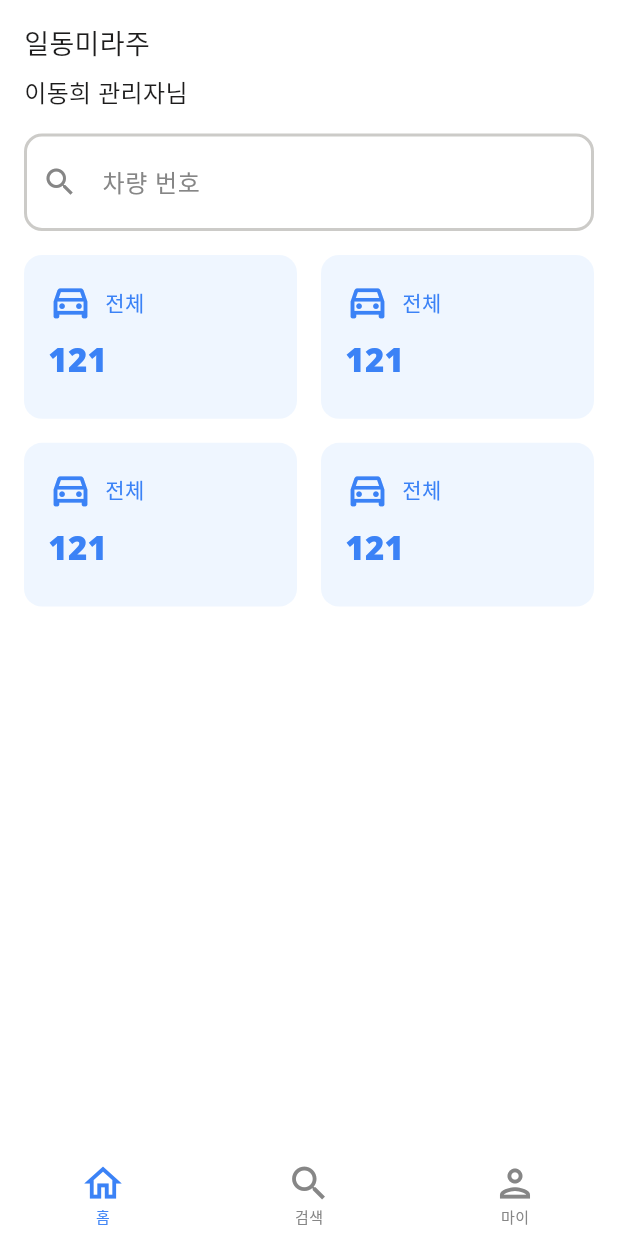
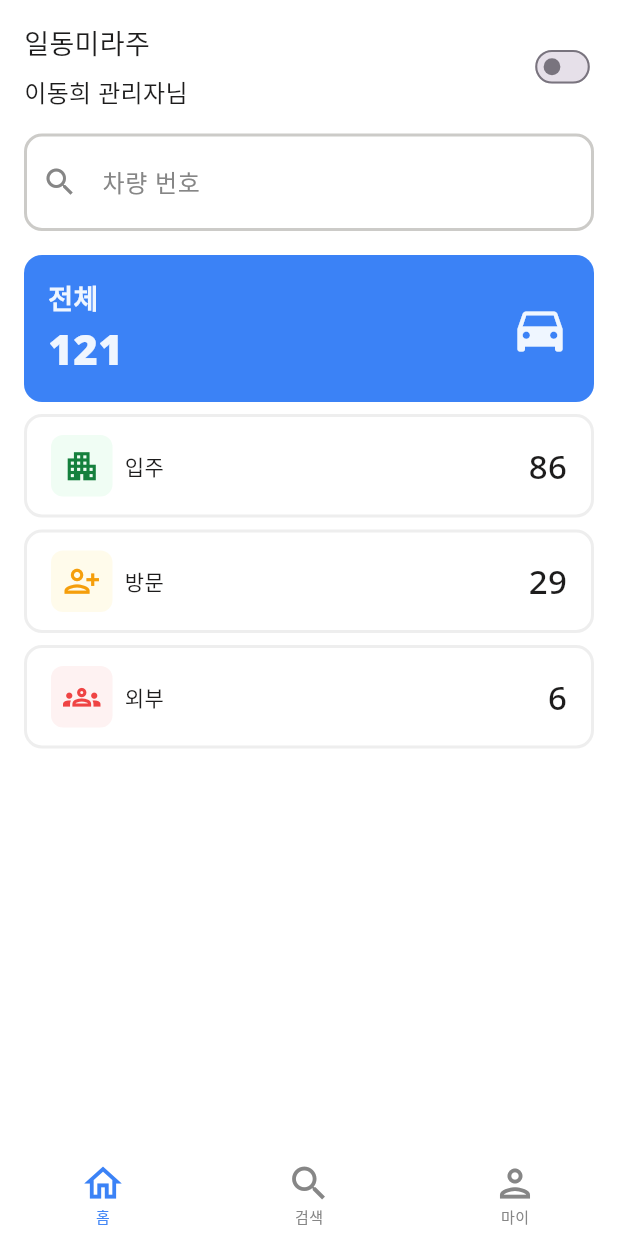
Before and after one commit to DUKE506/Flutter_Parking, a Flutter app: the screen it shows after launch, on a phone screen of 412 x 824 dp. Run offline on Flutter 3.47's test engine with Material 3 defaults, Android fonts, the phone set to English and light mode, and no system bars; our stand-ins replace flutter_riverpod, go_router, riverpod_annotation; generated files the repository leaves out were written again.

Commit message:
feat : [car_repo, riverpod, car_dashboard ui] 구현

```diff
--- /dev/null
+++ b/lib/car/component/car_dashboard_card.dart
@@ -0,0 +1,100 @@
+import 'package:flutter/material.dart';
+import 'package:flutter_parking/car/model/car_dashboard_model.dart';
+import 'package:flutter_parking/common/const/colors.dart';
+
+class CarDashboardCard extends StatelessWidget {
+  final IconData icon;
+  final String label;
+  final String value;
+  final Color textColor;
+  final Color backColor;
+
+  const CarDashboardCard({
+    super.key,
+    required this.icon,
+    required this.label,
+    required this.value,
+    required this.textColor,
+    required this.backColor,
+  });
+
+  factory CarDashboardCard.fromModel({required CarDashboardModel model}) {
+    Color textColor = PARKING_ALL_TEXT_COLOR;
+    Color backColor = PARKING_ALL_BACK_COLOR;
+    IconData icon = Icons.directions_car;
+
+    switch (model.carType) {
+      case CarType.all:
+        break;
+      case CarType.resident:
+        textColor = PARKING_RESIDENT_TEXT_COLOR;
+        backColor = PARKING_RESIDENT_BACK_COLOR;
+        icon = Icons.apartment_outlined;
+        break;
+      case CarType.visit:
+        textColor = PARKING_VISITOR_TEXT_COLOR;
+        backColor = PARKING_VISITOR_BACK_COLOR;
+        icon = Icons.person_add_alt_1_outlined;
+        break;
+      case CarType.outside:
+        textColor = PARKING_EXTERNAL_TEXT_COLOR;
+        backColor = PARKING_EXTERNAL_BACK_COLOR;
+        icon = Icons.groups_outlined;
+        break;
+      default:
+        break;
+    }
+    return CarDashboardCard(
+      icon: icon,
+      label: model.carType.KrName,
+      value: model.value.toString(),
+      textColor: textColor,
+      backColor: backColor,
+    );
+  }
+
+  @override
+  Widget build(BuildContext context) {
+    return Container(
+      padding: const EdgeInsets.symmetric(horizontal: 16.0, vertical: 16.0),
+      decoration: BoxDecoration(
+        borderRadius: BorderRadius.circular(12.0),
+        color: backColor,
+      ),
+      child: Column(
+        mainAxisAlignment: MainAxisAlignment.spaceBetween,
+        crossAxisAlignment: CrossAxisAlignment.stretch,
+        children: [
+          Row(
+            children: [
+              Icon(
+                icon,
+                size: 30,
+                color: textColor,
+              ),
+              SizedBox(width: 8.0),
+              Text(
+                label,
+                style: TextStyle(
+                  color: textColor,
+                  fontWeight: FontWeight.w500,
+                ),
+              ),
+            ],
+          ),
+          SizedBox(
+            height: 8.0,
+          ),
+          Text(
+            value,
+            style: TextStyle(
+              color: textColor,
+              fontWeight: FontWeight.w900,
+              fontSize: 24.0,
+            ),
+          ),
+        ],
+      ),
+    );
+  }
+}
--- /dev/null
+++ b/lib/car/component/car_dashboard_card2.dart
@@ -0,0 +1,166 @@
+import 'package:flutter/material.dart';
+import 'package:flutter_parking/car/model/car_dashboard_model.dart';
+import 'package:flutter_parking/common/const/colors.dart';
+
+class CarDashboardCard2 extends StatelessWidget {
+  final IconData icon;
+  final String label;
+  final String value;
+  final Color textColor;
+  final Color backColor;
+  final bool? isFirst;
+
+  const CarDashboardCard2({
+    super.key,
+    required this.icon,
+    required this.label,
+    required this.value,
+    required this.textColor,
+    required this.backColor,
+    this.isFirst = false,
+  });
+
+  factory CarDashboardCard2.fromModel(
+      {required CarDashboardModel model, bool? isFirst = false}) {
+    Color textColor = PARKING_ALL_TEXT_COLOR;
+    Color backColor = PARKING_ALL_BACK_COLOR;
+    IconData icon = Icons.directions_car;
+
+    switch (model.carType) {
+      case CarType.all:
+        break;
+      case CarType.resident:
+        textColor = PARKING_RESIDENT_TEXT_COLOR;
+        backColor = PARKING_RESIDENT_BACK_COLOR;
+        icon = Icons.apartment_outlined;
+        break;
+      case CarType.visit:
+        textColor = PARKING_VISITOR_TEXT_COLOR;
+        backColor = PARKING_VISITOR_BACK_COLOR;
+        icon = Icons.person_add_alt_1_outlined;
+        break;
+      case CarType.outside:
+        textColor = PARKING_EXTERNAL_TEXT_COLOR;
+        backColor = PARKING_EXTERNAL_BACK_COLOR;
+        icon = Icons.groups_outlined;
+        break;
+      default:
+        break;
+    }
+    return CarDashboardCard2(
+      icon: icon,
+      label: model.carType.KrName,
+      value: model.value.toString(),
+      textColor: textColor,
+      backColor: backColor,
+      isFirst: isFirst,
+    );
+  }
+
+  @override
+  Widget build(BuildContext context) {
+    return isFirst == true ? _renderMain() : _renderItem();
+  }
+
+  //메인 카드
+  Widget _renderMain() {
+    return Container(
+      decoration: BoxDecoration(
+        borderRadius: BorderRadius.circular(12.0),
+        color: textColor,
+      ),
+      child: Padding(
+        padding: const EdgeInsets.symmetric(horizontal: 16.0, vertical: 16.0),
+        child: Row(
+          mainAxisAlignment: MainAxisAlignment.spaceBetween,
+          crossAxisAlignment: CrossAxisAlignment.center,
+          children: [
+            Column(
+              crossAxisAlignment: CrossAxisAlignment.start,
+              children: [
+                Text(
+                  label,
+                  style: TextStyle(
+                    fontSize: 18.0,
+                    fontWeight: FontWeight.w900,
+                    color: backColor,
+                  ),
+                ),
+                Text(
+                  value,
+                  style: TextStyle(
+                    fontSize: 28.0,
+                    fontWeight: FontWeight.w900,
+                    color: backColor,
+                  ),
+                ),
+              ],
+            ),
+            Icon(
+              icon,
+              size: 40,
+              color: backColor,
+            ),
+          ],
+        ),
+      ),
+    );
+  }
+
+  //하위 카드
+  Widget _renderItem() {
+    return Container(
+      decoration: BoxDecoration(
+        border: Border.all(
+          width: 2,
+          color: Colors.grey.shade200,
+        ),
+        borderRadius: BorderRadius.circular(12.0),
+      ),
+      child: Padding(
+        padding: const EdgeInsets.symmetric(horizontal: 16.0, vertical: 12.0),
+        child: Row(
+          mainAxisAlignment: MainAxisAlignment.spaceBetween,
+          crossAxisAlignment: CrossAxisAlignment.center,
+          children: [
+            Row(
+              children: [
+                Container(
+                  decoration: BoxDecoration(
+                    borderRadius: BorderRadius.circular(8.0),
+                    color: backColor,
+                  ),
+                  child: Padding(
+                    padding: const EdgeInsets.all(8.0),
+                    child: Icon(
+                      icon,
+                      size: 25,
+                      color: textColor,
+                    ),
+                  ),
+                ),
+                SizedBox(
+                  width: 8.0,
+                ),
+                Text(
+                  label,
+                  style: TextStyle(
+                    fontSize: 14.0,
+                    fontWeight: FontWeight.w500,
+                  ),
+                ),
+              ],
+            ),
+            Text(
+              value,
+              style: TextStyle(
+                fontSize: 22.0,
+                fontWeight: FontWeight.w500,
+              ),
+            ),
+          ],
+        ),
+      ),
+    );
+  }
+}
--- a/lib/car/component/stat_card.dart
+++ /dev/null
@@ -1,63 +0,0 @@
-import 'package:flutter/material.dart';
-import 'package:flutter_parking/common/const/colors.dart';
-
-class StatCard extends StatelessWidget {
-  final IconData icon;
-  final String label;
-  final String value;
-  final Color color;
-  final Color backColor;
-
-  const StatCard({
-    super.key,
-    required this.icon,
-    required this.label,
-    required this.value,
-    required this.color,
-    required this.backColor,
-  });
-
-  @override
-  Widget build(BuildContext context) {
-    return Container(
-      padding: const EdgeInsets.symmetric(horizontal: 16.0, vertical: 16.0),
-      decoration: BoxDecoration(
-        borderRadius: BorderRadius.circular(12.0),
-        color: backColor,
-      ),
-      child: Column(
-        crossAxisAlignment: CrossAxisAlignment.stretch,
-        children: [
-          Row(
-            children: [
-              Icon(
-                icon,
-                size: 30,
-                color: color,
-              ),
-              SizedBox(width: 8.0),
-              Text(
-                label,
-                style: TextStyle(
-                  color: color,
-                  fontWeight: FontWeight.w500,
-                ),
-              ),
-            ],
-          ),
-          SizedBox(
-            height: 8.0,
-          ),
-          Text(
-            value,
-            style: TextStyle(
-              color: color,
-              fontWeight: FontWeight.w900,
-              fontSize: 22.0,
-            ),
-          ),
-        ],
-      ),
-    );
-  }
-}
--- /dev/null
+++ b/lib/car/model/car_dashboard_model.dart
@@ -0,0 +1,43 @@
+import 'package:json_annotation/json_annotation.dart';
+
+part 'car_dashboard_model.g.dart';
+
+enum CarType {
+  all,
+  resident,
+  visit,
+  outside;
+
+  //한글 변환
+  String get KrName {
+    switch (this) {
+      case CarType.all:
+        return '전체';
+      case CarType.resident:
+        return '입주';
+      case CarType.visit:
+        return '방문';
+      case CarType.outside:
+        return '외부';
+
+      default:
+        throw Exception('존재하지 않는 이름입니다.');
+    }
+  }
+}
+
+//대시보드 모델
+@JsonSerializable()
+class CarDashboardModel {
+  final CarType carType;
+  final int value;
+
+  CarDashboardModel({
+    required this.carType,
+    required this.value,
+  });
+
+  //Json To Model
+  factory CarDashboardModel.fromJson(Map<String, dynamic> json) =>
+      _$CarDashboardModelFromJson(json);
+}
--- /dev/null
+++ b/lib/car/provider/car_provider.dart
@@ -0,0 +1,18 @@
+import 'package:flutter_parking/car/model/car_dashboard_model.dart';
+import 'package:flutter_parking/car/repository/car_repository.dart';
+
+import 'package:riverpod_annotation/riverpod_annotation.dart';
+
+part 'car_provider.g.dart';
+
+@riverpod
+Future<List<CarDashboardModel>> carDashboardState(ref) async {
+  final repository = ref.watch(carRepositoryProvider);
+
+  //목업 데이터로 세팅
+  //데이터가 없는경우가 존재하지 않음(추후 추가)
+
+  // 1.데이터가 존재하는 경우
+  final data = repository.getCarStatus();
+  return data;
+}
--- /dev/null
+++ b/lib/car/repository/car_repository.dart
@@ -0,0 +1,53 @@
+//리포지토리 페이지
+//서버 작업 전까지 Mock Up data 관리 페이지
+
+//대시보드 데이터
+//
+import 'package:flutter_parking/car/model/car_dashboard_model.dart';
+import 'package:riverpod_annotation/riverpod_annotation.dart';
+
+part 'car_repository.g.dart';
+
+final List<Map<String, dynamic>> _carDashBoardData = [
+  {
+    'carType': 'all',
+    'value': 121,
+  },
+  {
+    'carType': 'resident',
+    'value': 86,
+  },
+  {
+    'carType': 'visit',
+    'value': 29,
+  },
+  {
+    'carType': 'outside',
+    'value': 6,
+  },
+];
+
+//리포지토리 프로바이더
+@riverpod
+CarRepository carRepository(ref) {
+  final repo = MockCarRepository();
+  return repo;
+}
+
+//Car 리포 인터페이스(임시)
+abstract class CarRepository {
+  //데시보드 데이터[인터페이스]
+  Future<List<CarDashboardModel>> getCarStatus();
+}
+
+//목업 리포지토리
+class MockCarRepository implements CarRepository {
+  //대시보드 데이터
+  @override
+  Future<List<CarDashboardModel>> getCarStatus() async {
+    await Future.delayed(Duration(milliseconds: 3000));
+    return _carDashBoardData
+        .map((json) => CarDashboardModel.fromJson(json))
+        .toList();
+  }
+}
--- a/lib/car/view/car_screen.dart
+++ b/lib/car/view/car_screen.dart
@@ -1,14 +1,28 @@
 import 'package:flutter/material.dart';
+import 'package:flutter_parking/car/component/car_dashboard_card.dart';
+import 'package:flutter_parking/car/component/car_dashboard_card2.dart';
 import 'package:flutter_parking/car/component/search_field.dart';
-import 'package:flutter_parking/car/component/stat_card.dart';
+
+import 'package:flutter_parking/car/model/car_dashboard_model.dart';
+import 'package:flutter_parking/car/provider/car_provider.dart';
 import 'package:flutter_parking/common/const/colors.dart';
 import 'package:flutter_parking/common/layout/default_layout.dart';
+import 'package:flutter_riverpod/flutter_riverpod.dart';
 
-class CarScreen extends StatelessWidget {
+class CarScreen extends ConsumerStatefulWidget {
   const CarScreen({super.key});
 
   @override
+  ConsumerState<CarScreen> createState() => _CarScreenState();
+}
+
+class _CarScreenState extends ConsumerState<CarScreen> {
+  bool _dashBoardSwitch = false;
+
+  @override
   Widget build(BuildContext context) {
+    final data = ref.watch(carDashboardStateProvider);
+
     final width = MediaQuery.of(context).size.width;
     final height = MediaQuery.of(context).size.height;
     return SizedBox(
@@ -16,9 +30,13 @@ class CarScreen extends StatelessWidget {
       child: Padding(
         padding: const EdgeInsets.symmetric(horizontal: 16.0, vertical: 16.0),
         child: Column(
+          // crossAxisAlignment: CrossAxisAlignment.stretch,
+          children: [
+            Row(
+              mainAxisAlignment: MainAxisAlignment.spaceBetween,
               children: [
                 Column(
-              crossAxisAlignment: CrossAxisAlignment.stretch,
+                  crossAxisAlignment: CrossAxisAlignment.start,
                   children: [
                     Text(
                       '일동미라주',
@@ -37,50 +55,78 @@ class CarScreen extends StatelessWidget {
                     ),
                   ],
                 ),
+                renderSwitch(),
+              ],
+            ),
             _renderSizedBox(),
             SearchField(
               hintText: '차량 번호',
               readOnly: true,
             ),
             _renderSizedBox(),
-            GridView.count(
-              childAspectRatio: (1 / .6),
+            data.when(
+              loading: () => Center(
+                child: CircularProgressIndicator(),
+              ),
+              data: (models) {
+                return _dashBoardSwitch
+                    ? _renderDashboard(models: models)
+                    : _renderDashboard2(models: models);
+              },
+              error: (error, stackTrace) => Center(
+                child: Text('데이터 조회 실패'),
+              ),
+            ),
+          ],
+        ),
+      ),
+    );
+  }
+
+  //대시보드1
+  Widget _renderDashboard({required List<CarDashboardModel> models}) {
+    return GridView.count(
+      childAspectRatio: 1.5,
       shrinkWrap: true,
       crossAxisCount: 2,
       mainAxisSpacing: 16.0,
       crossAxisSpacing: 16.0,
-              children: [
-                StatCard(
-                  icon: Icons.directions_car_outlined,
-                  label: '전체',
-                  value: '121',
-                  color: PARKING_ALL_TEXT_COLOR,
-                  backColor: PARKING_ALL_BACK_COLOR,
+      children: models.map(
+        (model) {
+          return CarDashboardCard.fromModel(model: model);
+        },
+      ).toList(),
+    );
+  }
+
+  //대시보드2
+  Widget _renderDashboard2({required List<CarDashboardModel> models}) {
+    return Column(
+      spacing: 8.0,
+      children: List.generate(
+        models.length,
+        (index) => CarDashboardCard2.fromModel(
+          model: models[index],
+          isFirst: index == 0,
         ),
-                StatCard(
-                  icon: Icons.directions_car_outlined,
-                  label: '전체',
-                  value: '121',
-                  color: PARKING_ALL_TEXT_COLOR,
-                  backColor: PARKING_ALL_BACK_COLOR,
       ),
-                StatCard(
-                  icon: Icons.directions_car_outlined,
-                  label: '전체',
-                  value: '121',
-                  color: PARKING_ALL_TEXT_COLOR,
-                  backColor: PARKING_ALL_BACK_COLOR,
-                ),
-                StatCard(
-                  icon: Icons.directions_car_outlined,
-                  label: '전체',
-                  value: '121',
-                  color: PARKING_ALL_TEXT_COLOR,
-                  backColor: PARKING_ALL_BACK_COLOR,
-                ),
-              ],
-            ),
-          ],
+    );
+  }
+
+  //스위치
+  Widget renderSwitch() {
+    return Transform.scale(
+      alignment: Alignment.centerRight,
+      scale: 0.7, // 1보다 작은 값으로 설정하면 Switch가 작아집니다.
+      child: Container(
+        alignment: Alignment.centerRight,
+        child: Switch(
+          value: _dashBoardSwitch,
+          onChanged: (value) {
+            setState(() {
+              _dashBoardSwitch = value;
+            });
+          },
         ),
       ),
     );
--- a/lib/common/const/colors.dart
+++ b/lib/common/const/colors.dart
@@ -4,7 +4,7 @@ import 'package:flutter/material.dart';
 const BACKGROUND_COLOR = Color(0xFFFFFFFF);
 const BACKGROUND_GREY_LIGHT_COLOR = Color(0xFFF5F4F1);
 const BACKGROUND_GREY_DEEP_COLOR = Color(0xFFCCCBC8);
-const BACKGROUT_BLUE_LIGHT_COLOR = Color(0xFFF9FAFB);
+const BACKGROUND_BLUE_LIGHT_COLOR = Color(0xFFF9FAFB);
 
 // // Primary Colors
 // const PRIMARY_COLOR = Color(0xFFD4EAF7);
--- a/lib/main.dart
+++ b/lib/main.dart
@@ -1,10 +1,13 @@
 import 'package:flutter/material.dart';
 import 'package:flutter_parking/common/const/colors.dart';
 import 'package:flutter_parking/common/view/root_tab.dart';
+import 'package:flutter_riverpod/flutter_riverpod.dart';
 
 void main() {
   runApp(
-    _App(),
+    ProviderScope(
+      child: _App(),
+    ),
   );
 }
 
```
Also changed, not shown: pubspec.yaml (+8 -0 lines), lib/car/model/car_dashboard_model.g.dart (added), lib/car/provider/car_provider.g.dart (added), lib/car/repository/car_repository.g.dart (added), pubspec.lock, 125 other files. Lines whose indentation alone changed are shown as unchanged.
